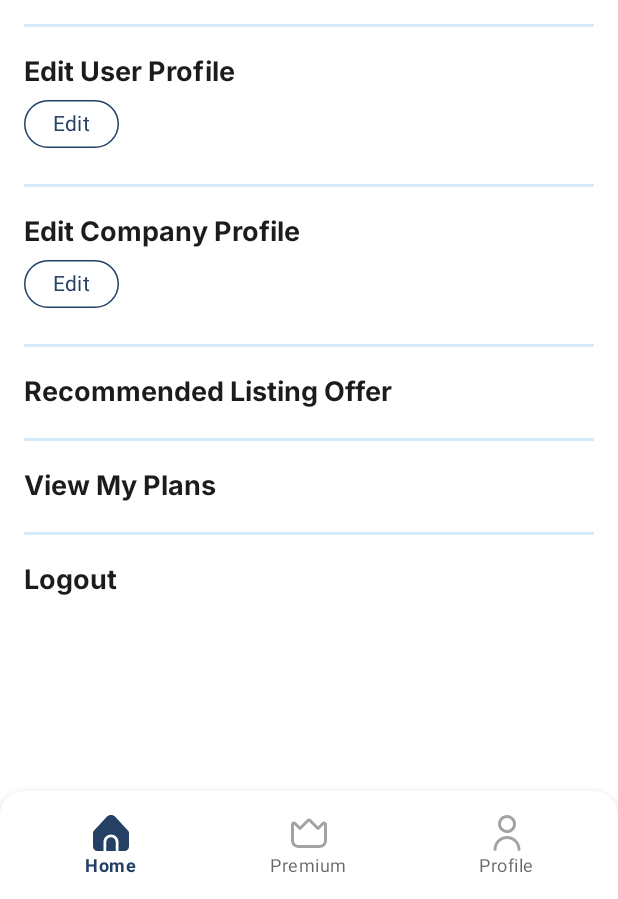
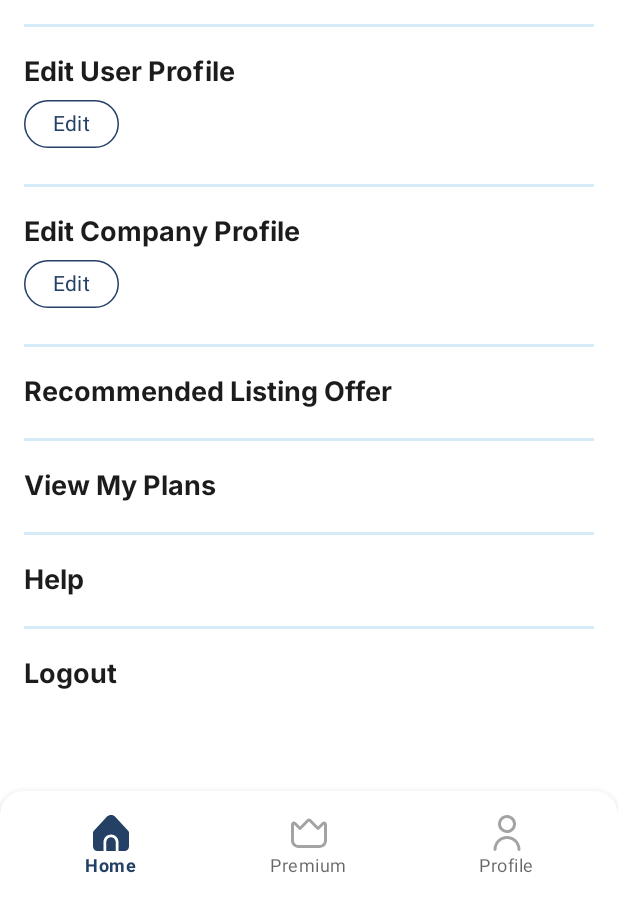
Before and after one commit to AdityaRajputRana/KantaWale, an Android app: the fragment ProfileFragment placed in its activity, on a phone screen of 412 x 824 dp, the part 337-1236 px from its top. Run offline under Robolectric (Android 15) with nearby library versions, the phone set to English and light mode, and no system bars; our stand-ins replace Firebase (no records; nobody signed in at launch, a user with empty details on screens opened directly), Picasso, Volley; network calls fail; pictures from the network do not load.

Commit message:
1. Fixed Bug: Multiple failed order generations along main request is fixed. 2. Copy Toast is being shown 3. Phone number onClick: Redirects to Dialer 4. Help Section Added into Profile>Help

```diff
--- a/app/src/main/java/com/guru/kantewala/Tools/Constants.java
+++ b/app/src/main/java/com/guru/kantewala/Tools/Constants.java
@@ -63,4 +63,6 @@ public class Constants {
         states.remove(0);
         return states;
     }
+
+    public static final String helpMessage = "For any query or support visit our website weighmall.com";
 }
--- a/app/src/main/res/layout/activity_information.xml
+++ b/app/src/main/res/layout/activity_information.xml
@@ -46,6 +46,7 @@
         </androidx.constraintlayout.widget.ConstraintLayout>
 
         <TextView
+            android:id="@+id/headTxt"
             android:layout_width="wrap_content"
             android:layout_height="wrap_content"
             android:text="Recommended Company Listing"
@@ -54,10 +55,11 @@
             android:textSize="18sp" />
 
         <TextView
+            android:id="@+id/bodyTxt"
             android:layout_width="wrap_content"
             android:layout_height="wrap_content"
             android:linksClickable="true"
-            android:autoLink="phone"
+            android:autoLink="all"
             android:text="You can get your company featured on the recommended companies section of our app's first page.\n\nThe price for the listing is 99,900 rupees for 6 months.\n\nTo purchase this plan or know more details contact on +91 73591 96573"
             android:fontFamily="@font/inter_medium"
             android:textColor="@color/primaryText"
--- a/app/src/main/res/layout/fragment_profile.xml
+++ b/app/src/main/res/layout/fragment_profile.xml
@@ -183,6 +183,23 @@
                 android:background="@color/color_bg" />
 
             <TextView
+                android:id="@+id/helpBtn"
+                android:layout_width="match_parent"
+                android:layout_height="wrap_content"
+                android:text="Help"
+                android:fontFamily="@font/inter_bold"
+                android:textSize="18sp"
+                android:paddingTop="16dp"
+                android:paddingBottom="16dp"
+                android:textColor="@color/primaryText" />
+
+            <LinearLayout
+                android:layout_width="match_parent"
+                android:layout_height="2dp"
+                android:layout_marginTop="4dp"
+                android:background="@color/color_bg" />
+
+            <TextView
                 android:id="@+id/logoutBtn"
                 android:layout_width="match_parent"
                 android:layout_height="wrap_content"
```
Also changed, not shown: app/src/main/java/com/guru/kantewala/InformationActivity.java (+14 -0 lines), app/src/main/java/com/guru/kantewala/MainFragments/ProfileFragment.java (+10 -0 lines). Lines whose indentation alone changed are shown as unchanged.
